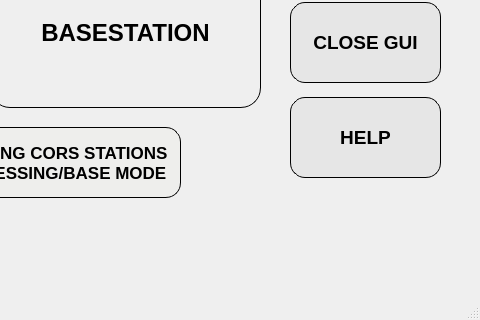
Above: RTKBASE/mainwindow.ui from Francklin2/RTKLIB_Touchscreen_GUI before the change; both pictures show x 320 to 800 and y 160 to 480 of the 800 by 480 pixel window. Below: the same form after it.
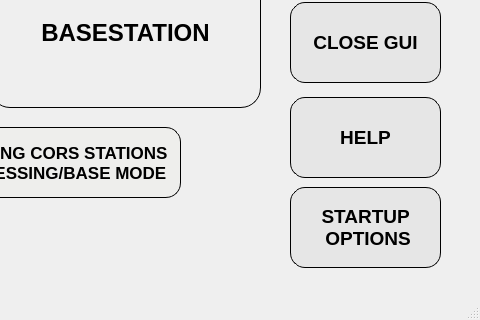
That is the form after the change.

Commit message: Add correct verion ofteqc in package Add automatic startup at boot for rover or base mode (still need to click on start for base mode)

```diff
--- a/RTKBASE/mainwindow.ui
+++ b/RTKBASE/mainwindow.ui
@@ -286,6 +286,32 @@
  AUTOMATIC LOG/PROCESSING/BASE MODE</string>
     </property>
    </widget>
+   <widget class="QPushButton" name="StartupOption_Button">
+    <property name="geometry">
+     <rect>
+      <x>610</x>
+      <y>330</y>
+      <width>151</width>
+      <height>81</height>
+     </rect>
+    </property>
+    <property name="font">
+     <font>
+      <pointsize>14</pointsize>
+      <weight>75</weight>
+      <bold>true</bold>
+     </font>
+    </property>
+    <property name="styleSheet">
+     <string notr="true">border-radius: 15px;
+border: 1px solid black;
+background-color: rgb(230, 230, 230);</string>
+    </property>
+    <property name="text">
+     <string>STARTUP 
+ OPTIONS</string>
+    </property>
+   </widget>
    <zorder>RoverButton</zorder>
    <zorder>BasestationButton</zorder>
    <zorder>TimeRetourEdit</zorder>
```
Left out of the diff: 1 changed line with no effect on the pictures. The commit also changes 11 other files.
